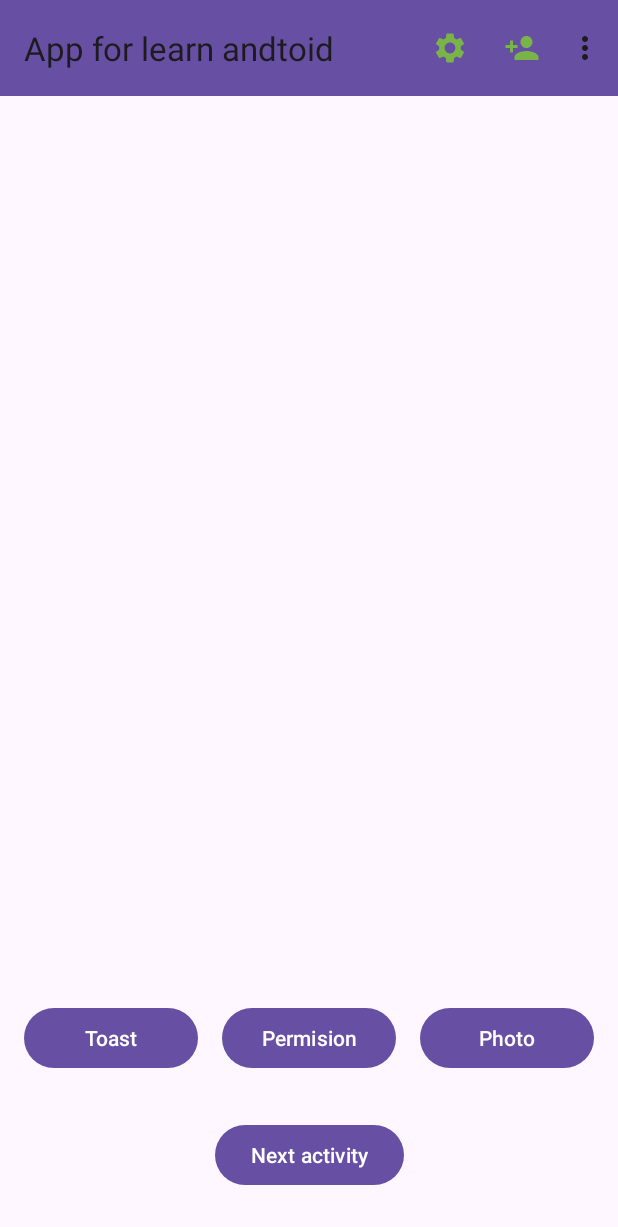
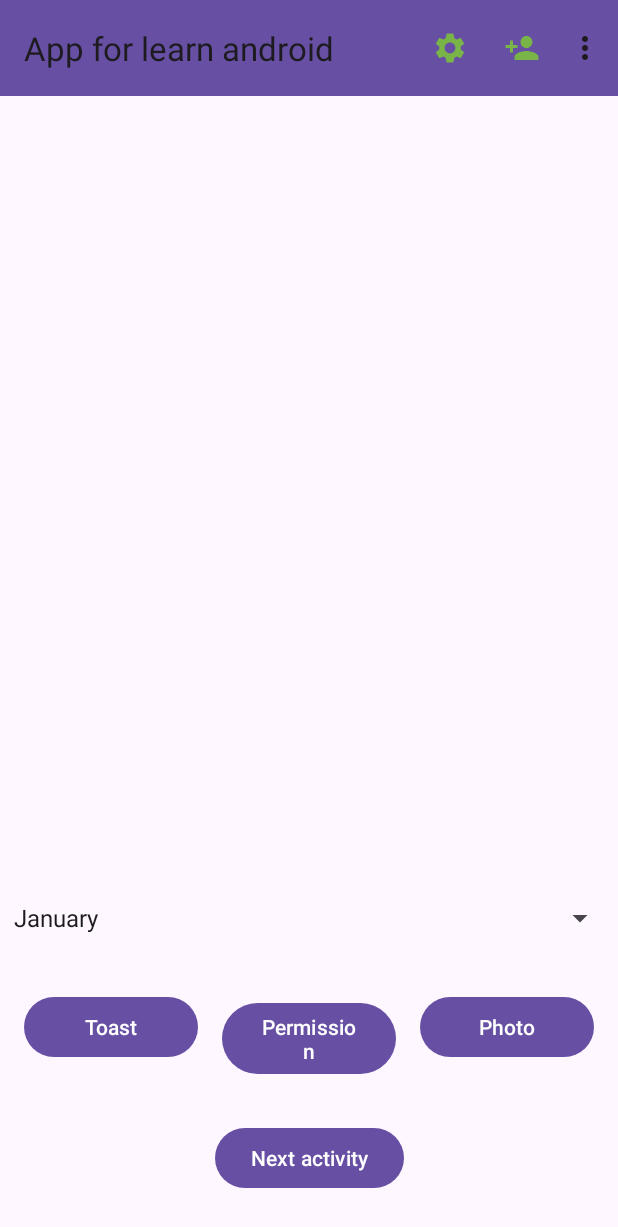
Before and after one commit to ignatiysss/first_last_name, an Android app: the SmthActivity screen opened directly, with no data from a screen before it, on a phone screen of 412 x 824 dp. Shown: the top 1227 px of the screen. Run offline under Robolectric (Android 15) with nearby library versions, the phone set to English and light mode, and no system bars.

Commit message:
translate, add spinner

```diff
--- a/app/src/main/java/com/example/myapplication/SmthActivity.kt
+++ b/app/src/main/java/com/example/myapplication/SmthActivity.kt
@@ -10,7 +10,9 @@ import android.os.Bundle
 import android.util.Log
 import android.view.Menu
 import android.view.MenuItem
-import android.widget.Button
+import android.view.View
+import android.widget.AdapterView
+import android.widget.ArrayAdapter
 import android.widget.ImageView
 import android.widget.Toast
 import androidx.annotation.RequiresApi
@@ -32,6 +34,22 @@ class SmthActivity : AppCompatActivity() {
         setContentView(binding.root)
         setSupportActionBar(binding.toolbarSmth)
 
+        val listForSpinnerToast = listOf("January", "February", "March", "April",
+            "May", "June", "July", "August", "September", "October", "November", "December")
+
+        val adapterForSpinnerToast = ArrayAdapter<String>(this, androidx.constraintlayout
+            .widget.R.layout.support_simple_spinner_dropdown_item, listForSpinnerToast)
+        binding.spinnerToast.adapter = adapterForSpinnerToast
+
+        binding.spinnerToast.onItemSelectedListener = object : AdapterView.OnItemSelectedListener {
+            override fun onNothingSelected(p0: AdapterView<*>?) {
+
+            }
+            override fun onItemSelected(adapterView: AdapterView<*>?, view: View?, i: Int, id: Long) {
+                Toast.makeText(this@SmthActivity, "You selected ${adapterView
+                    ?.getItemAtPosition(i).toString()}", Toast.LENGTH_SHORT).show()
+            }
+        }
 
         binding.buttonSmthAToast.setOnClickListener {
             Toast.makeText(
@@ -45,7 +63,8 @@ class SmthActivity : AppCompatActivity() {
             ).show()
 
         }
-        findViewById<Button>(R.id.buttonSmthAPermission).setOnClickListener {
+
+        binding.buttonSmthAPermission.setOnClickListener {
             requestPermission()
         }
 
@@ -56,7 +75,7 @@ class SmthActivity : AppCompatActivity() {
         )
 
         val leaveDefault = AlertDialog.Builder(this)
-            .setTitle("Leave default")
+            .setTitle(optionsForSingleChoiceDialog[0])
             .setMessage("Are you sure that you need leave default photo")
             .setPositiveButton("Yes") { _, _ ->
                 binding.smthAPhoto.setImageDrawable(
@@ -72,9 +91,10 @@ class SmthActivity : AppCompatActivity() {
                 Toast.makeText(this, "Ok :)", Toast.LENGTH_LONG).show()
             }.create()
 
+        val chooseFromMostUseful = Toast.makeText(this, "I am too lazy for this", Toast.LENGTH_LONG)
 
         val chooseByYourSelf = AlertDialog.Builder(this)
-            .setTitle("Change photo")
+            .setTitle(optionsForSingleChoiceDialog[2])
             .setMessage("Are you sure?")
             .setIcon(R.drawable.baseline_add_photo_alternate_24)
             .setPositiveButton("Yes") { _, _ ->
@@ -87,7 +107,6 @@ class SmthActivity : AppCompatActivity() {
                 Toast.makeText(this, "Ok :)", Toast.LENGTH_LONG).show()
             }.create()
 
-        val chooseFromMostUseful = Toast.makeText(this, "I am too lazy for this", Toast.LENGTH_LONG)
 
         var stateSingleChooseForeSmthAPhoto = 0
         val singleChoiceForSmthAPhoto = androidx.appcompat.app.AlertDialog.Builder(this)
--- a/app/src/main/res/layout/activity_smth.xml
+++ b/app/src/main/res/layout/activity_smth.xml
@@ -86,4 +86,15 @@
         app:layout_constraintStart_toStartOf="parent"
         app:layout_constraintTop_toBottomOf="@+id/buttonSmthAPermission" />
 
+    <Spinner
+        android:id="@+id/spinnerToast"
+        android:layout_width="409dp"
+        android:layout_height="wrap_content"
+        android:minHeight="48dp"
+        app:layout_constraintBottom_toTopOf="@+id/buttonSmthAPermission"
+        app:layout_constraintEnd_toEndOf="parent"
+        app:layout_constraintHorizontal_bias="0.5"
+        app:layout_constraintStart_toStartOf="parent"
+        app:layout_constraintTop_toBottomOf="@+id/smthAPhoto" />
+
 </androidx.constraintlayout.widget.ConstraintLayout>
--- a/app/src/main/res/values/strings.xml
+++ b/app/src/main/res/values/strings.xml
@@ -1,5 +1,5 @@
 <resources>
-    <string name="app_name">App for learn andtoid</string>
+    <string name="app_name">App for learn android</string>
     <string name="smth">smth</string>
     <string name="first_name">First name</string>
     <string name="last_name">Last name</string>
@@ -11,18 +11,18 @@
     <string name="first_number">First number</string>
     <string name="result">Result</string>
     <string name="add">Add</string>
-    <string name="toast">Toast</string>
-    <string name="permission">Permision</string>
+    <string name="toast" translatable="false">Toast</string>
+    <string name="permission">Permission</string>
     <string name="photo">Photo</string>
     <string name="next_activity">Next activity</string>
-    <string name="title_activity_tool_bar">ToolBarActivity</string>
+    <string name="title_activity_tool_bar" translatable="false">ToolBarActivity</string>
     <!-- Strings used for fragments for navigation -->
     <string name="first_fragment_label">First Fragment</string>
     <string name="second_fragment_label">Second Fragment</string>
     <string name="next">Next</string>
     <string name="previous">Previous</string>
 
-    <string name="lorem_ipsum">
+    <string name="lorem_ipsum" translatable="false">
         Lorem ipsum dolor sit amet, consectetur adipiscing elit. Nam in scelerisque sem. Mauris
         volutpat, dolor id interdum ullamcorper, risus dolor egestas lectus, sit amet mattis purus
         dui nec risus. Maecenas non sodales nisi, vel dictum dolor. Class aptent taciti sociosqu ad
@@ -63,5 +63,5 @@
     <string name="add_contact">Add contact</string>
     <string name="close_app">Close app</string>
     <string name="give_feedback">Give feedback</string>
-    <string name="_1">+1</string>
+    <string name="_1" translatable="false">+1</string>
 </resources>
```
Also changed, not shown: 1 other file.
